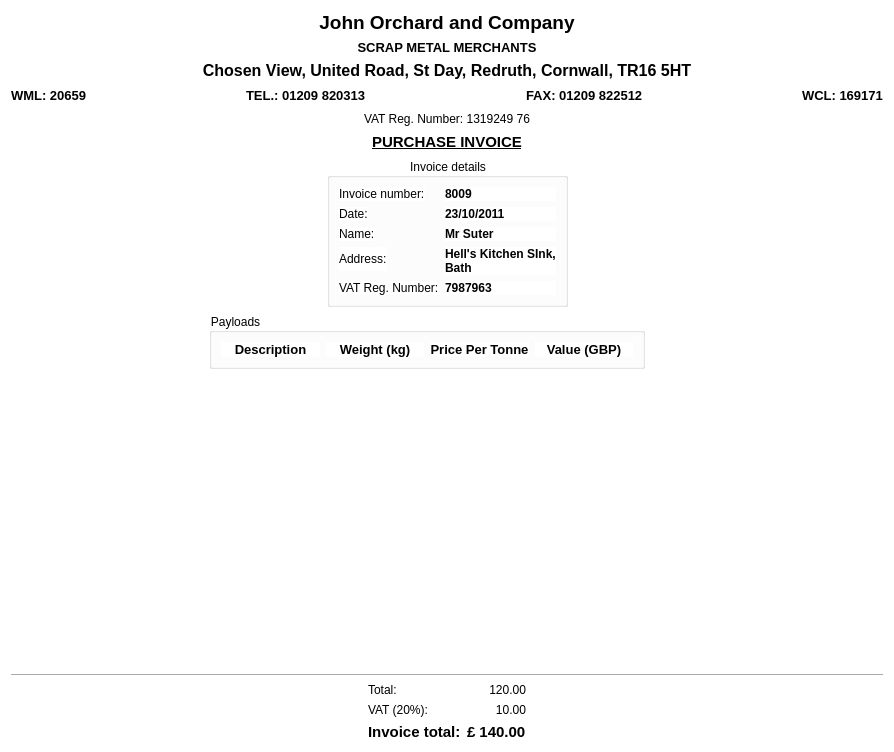
Before: the Qt Designer form main_program/gui_interface_designs/invoice_review_dialog_design.ui in yimenhfeifei/josm-invoice, drawn with Qt 5.
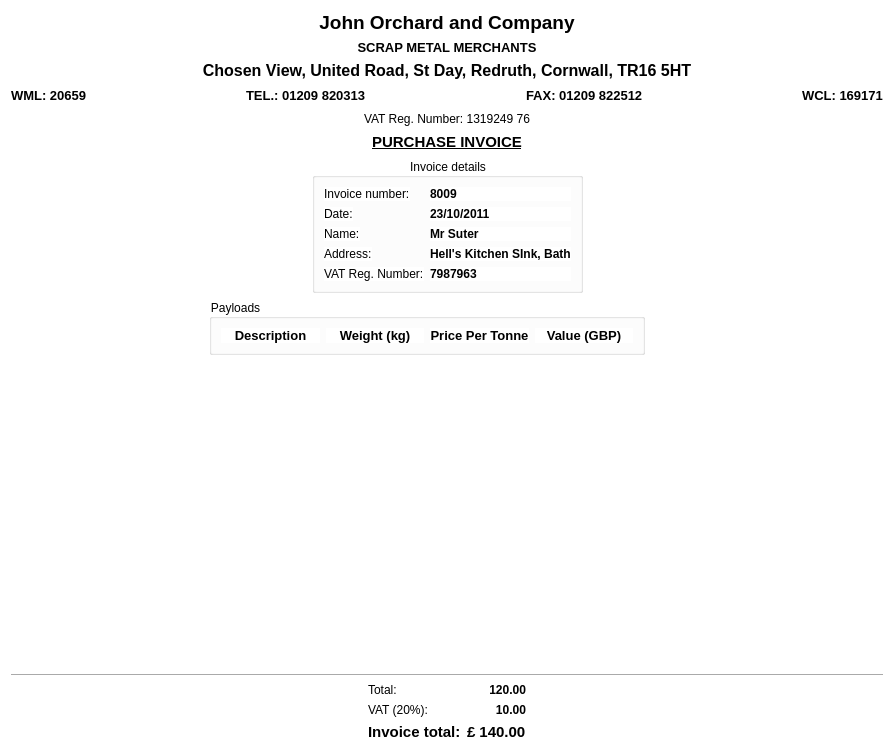
After: the same form once the commit is applied.

```diff
--- a/main_program/gui_interface_designs/invoice_review_dialog_design.ui
+++ b/main_program/gui_interface_designs/invoice_review_dialog_design.ui
@@ -302,8 +302,7 @@
 &lt;html&gt;&lt;head&gt;&lt;meta name=&quot;qrichtext&quot; content=&quot;1&quot; /&gt;&lt;style type=&quot;text/css&quot;&gt;
 p, li { white-space: pre-wrap; }
 &lt;/style&gt;&lt;/head&gt;&lt;body style=&quot; font-family:'Sans Serif'; font-size:9pt; font-weight:400; font-style:normal;&quot;&gt;
-&lt;p style=&quot; margin-top:0px; margin-bottom:0px; margin-left:0px; margin-right:0px; -qt-block-indent:0; text-indent:0px;&quot;&gt;&lt;span style=&quot; font-weight:600;&quot;&gt;Hell's Kitchen SInk,&lt;/span&gt;&lt;/p&gt;
-&lt;p style=&quot; margin-top:0px; margin-bottom:0px; margin-left:0px; margin-right:0px; -qt-block-indent:0; text-indent:0px;&quot;&gt;&lt;span style=&quot; font-weight:600;&quot;&gt;Bath&lt;/span&gt;&lt;/p&gt;&lt;/body&gt;&lt;/html&gt;</string>
+&lt;p style=&quot; margin-top:0px; margin-bottom:0px; margin-left:0px; margin-right:0px; -qt-block-indent:0; text-indent:0px;&quot;&gt;&lt;span style=&quot; font-weight:600;&quot;&gt;Hell's Kitchen SInk, Bath&lt;/span&gt;&lt;/p&gt;&lt;/body&gt;&lt;/html&gt;</string>
           </property>
          </widget>
         </item>
@@ -369,8 +368,10 @@
        <property name="flat">
         <bool>false</bool>
        </property>
-       <layout class="QHBoxLayout" name="horizontalLayout_5">
+       <layout class="QVBoxLayout" name="verticalLayout_3">
         <item>
+         <layout class="QGridLayout" name="payloadLayout">
+          <item row="0" column="0">
          <widget class="QLabel" name="label_13">
           <property name="sizePolicy">
            <sizepolicy hsizetype="Preferred" vsizetype="Preferred">
@@ -393,7 +394,7 @@
           </property>
          </widget>
         </item>
-        <item>
+          <item row="0" column="1">
          <widget class="QLabel" name="label_12">
           <property name="sizePolicy">
            <sizepolicy hsizetype="Preferred" vsizetype="Preferred">
@@ -416,7 +417,7 @@
           </property>
          </widget>
         </item>
-        <item>
+          <item row="0" column="2">
          <widget class="QLabel" name="label_23">
           <property name="sizePolicy">
            <sizepolicy hsizetype="Preferred" vsizetype="Preferred">
@@ -439,7 +440,7 @@
           </property>
          </widget>
         </item>
-        <item>
+          <item row="0" column="3">
          <widget class="QLabel" name="label_14">
           <property name="sizePolicy">
            <sizepolicy hsizetype="Preferred" vsizetype="Preferred">
@@ -463,6 +464,8 @@
          </widget>
         </item>
        </layout>
+        </item>
+       </layout>
       </widget>
      </item>
      <item>
@@ -559,7 +562,11 @@
        <item row="0" column="2">
         <widget class="QLabel" name="label_21">
          <property name="text">
-          <string>120.00</string>
+          <string>&lt;!DOCTYPE HTML PUBLIC &quot;-//W3C//DTD HTML 4.0//EN&quot; &quot;http://www.w3.org/TR/REC-html40/strict.dtd&quot;&gt;
+&lt;html&gt;&lt;head&gt;&lt;meta name=&quot;qrichtext&quot; content=&quot;1&quot; /&gt;&lt;style type=&quot;text/css&quot;&gt;
+p, li { white-space: pre-wrap; }
+&lt;/style&gt;&lt;/head&gt;&lt;body style=&quot; font-family:'Sans Serif'; font-size:9pt; font-weight:400; font-style:normal;&quot;&gt;
+&lt;p style=&quot; margin-top:0px; margin-bottom:0px; margin-left:0px; margin-right:0px; -qt-block-indent:0; text-indent:0px;&quot;&gt;&lt;span style=&quot; font-weight:600;&quot;&gt;120.00&lt;/span&gt;&lt;/p&gt;&lt;/body&gt;&lt;/html&gt;</string>
          </property>
          <property name="alignment">
           <set>Qt::AlignRight|Qt::AlignTrailing|Qt::AlignVCenter</set>
@@ -569,7 +576,11 @@
        <item row="1" column="2">
         <widget class="QLabel" name="label_22">
          <property name="text">
-          <string>10.00</string>
+          <string>&lt;!DOCTYPE HTML PUBLIC &quot;-//W3C//DTD HTML 4.0//EN&quot; &quot;http://www.w3.org/TR/REC-html40/strict.dtd&quot;&gt;
+&lt;html&gt;&lt;head&gt;&lt;meta name=&quot;qrichtext&quot; content=&quot;1&quot; /&gt;&lt;style type=&quot;text/css&quot;&gt;
+p, li { white-space: pre-wrap; }
+&lt;/style&gt;&lt;/head&gt;&lt;body style=&quot; font-family:'Sans Serif'; font-size:9pt; font-weight:400; font-style:normal;&quot;&gt;
+&lt;p style=&quot; margin-top:0px; margin-bottom:0px; margin-left:0px; margin-right:0px; -qt-block-indent:0; text-indent:0px;&quot;&gt;&lt;span style=&quot; font-weight:600;&quot;&gt;10.00&lt;/span&gt;&lt;/p&gt;&lt;/body&gt;&lt;/html&gt;</string>
          </property>
          <property name="alignment">
           <set>Qt::AlignRight|Qt::AlignTrailing|Qt::AlignVCenter</set>
```
Left out of the diff: 16 changed lines with no effect on the pictures. Lines whose indentation alone changed are shown as unchanged.
